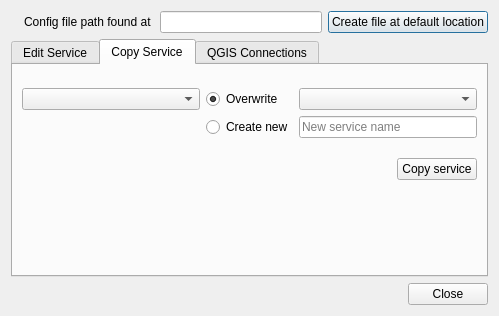
This is pg_service_parser/ui/pg_service_dialog.ui in opengisch/qgis-pg-service-parser-plugin as Qt 5 draws it before an edit. The edited form follows.
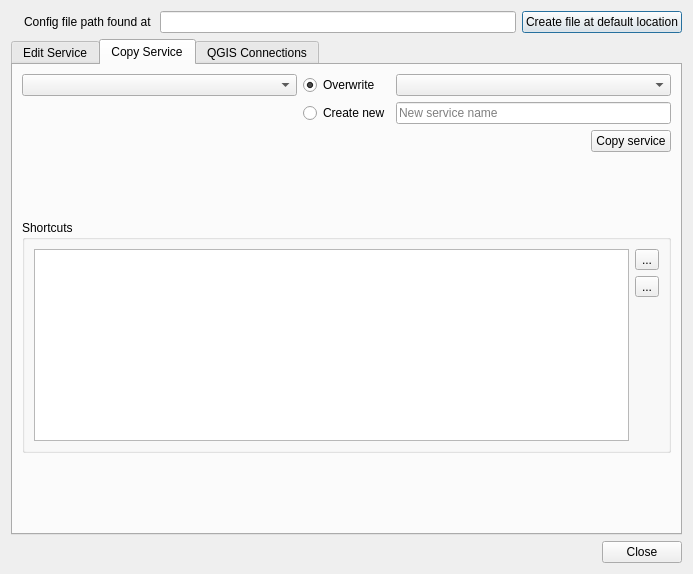
This is the edited form. The open tabs and pages were chosen to show the change. Icons and pictures are not drawn.

Commit message: Shortcuts to copy services

```diff
--- a/pg_service_parser/ui/pg_service_dialog.ui
+++ b/pg_service_parser/ui/pg_service_dialog.ui
@@ -6,8 +6,8 @@
    <rect>
     <x>0</x>
     <y>0</y>
-    <width>499</width>
-    <height>316</height>
+    <width>693</width>
+    <height>574</height>
    </rect>
   </property>
   <property name="windowTitle">
@@ -231,22 +231,6 @@
        <string>Copy Service</string>
       </attribute>
       <layout class="QGridLayout" name="gridLayout_2">
-       <item row="2" column="1">
-        <spacer name="verticalSpacer">
-         <property name="orientation">
-          <enum>Qt::Vertical</enum>
-         </property>
-         <property name="sizeType">
-          <enum>QSizePolicy::Preferred</enum>
-         </property>
-         <property name="sizeHint" stdset="0">
-          <size>
-           <width>20</width>
-           <height>71</height>
-          </size>
-         </property>
-        </spacer>
-       </item>
        <item row="1" column="0">
         <spacer name="horizontalSpacer">
          <property name="orientation">
@@ -260,6 +244,59 @@
          </property>
         </spacer>
        </item>
+       <item row="1" column="1">
+        <widget class="QPushButton" name="btnCopyService">
+         <property name="text">
+          <string>Copy service</string>
+         </property>
+        </widget>
+       </item>
+       <item row="3" column="0" colspan="2">
+        <widget class="QGroupBox" name="groupBox">
+         <property name="title">
+          <string>Shortcuts</string>
+         </property>
+         <layout class="QGridLayout" name="gridLayout_6">
+          <item row="0" column="1">
+           <widget class="QToolButton" name="shortcutAddButton">
+            <property name="text">
+             <string>...</string>
+            </property>
+           </widget>
+          </item>
+          <item row="1" column="1">
+           <widget class="QToolButton" name="shortcutRemoveButton">
+            <property name="text">
+             <string>...</string>
+            </property>
+           </widget>
+          </item>
+          <item row="2" column="1">
+           <spacer name="verticalSpacer_4">
+            <property name="orientation">
+             <enum>Qt::Vertical</enum>
+            </property>
+            <property name="sizeHint" stdset="0">
+             <size>
+              <width>20</width>
+              <height>40</height>
+             </size>
+            </property>
+           </spacer>
+          </item>
+          <item row="0" column="0" rowspan="3">
+           <widget class="QTableView" name="shortcutsTableView">
+            <property name="selectionMode">
+             <enum>QAbstractItemView::SingleSelection</enum>
+            </property>
+            <property name="selectionBehavior">
+             <enum>QAbstractItemView::SelectRows</enum>
+            </property>
+           </widget>
+          </item>
+         </layout>
+        </widget>
+       </item>
        <item row="0" column="0" colspan="2">
         <layout class="QGridLayout" name="gridLayout">
          <property name="sizeConstraint">
@@ -317,12 +354,34 @@
          </item>
         </layout>
        </item>
-       <item row="1" column="1">
-        <widget class="QPushButton" name="btnCopyService">
-         <property name="text">
-          <string>Copy service</string>
+       <item row="4" column="0" colspan="2">
+        <spacer name="verticalSpacer">
+         <property name="orientation">
+          <enum>Qt::Vertical</enum>
          </property>
-        </widget>
+         <property name="sizeType">
+          <enum>QSizePolicy::Preferred</enum>
+         </property>
+         <property name="sizeHint" stdset="0">
+          <size>
+           <width>20</width>
+           <height>71</height>
+          </size>
+         </property>
+        </spacer>
+       </item>
+       <item row="2" column="0" colspan="2">
+        <spacer name="verticalSpacer_5">
+         <property name="orientation">
+          <enum>Qt::Vertical</enum>
+         </property>
+         <property name="sizeHint" stdset="0">
+          <size>
+           <width>20</width>
+           <height>40</height>
+          </size>
+         </property>
+        </spacer>
        </item>
       </layout>
      </widget>
```
The commit also changes 5 other files.
